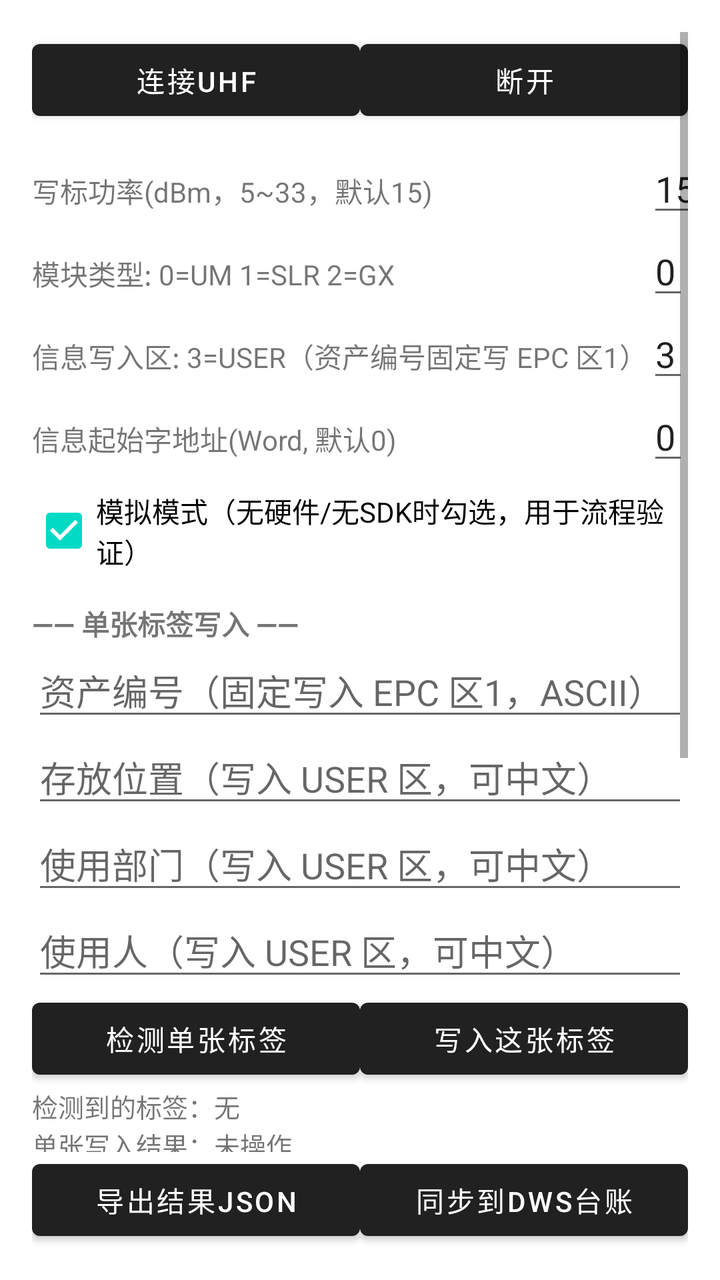
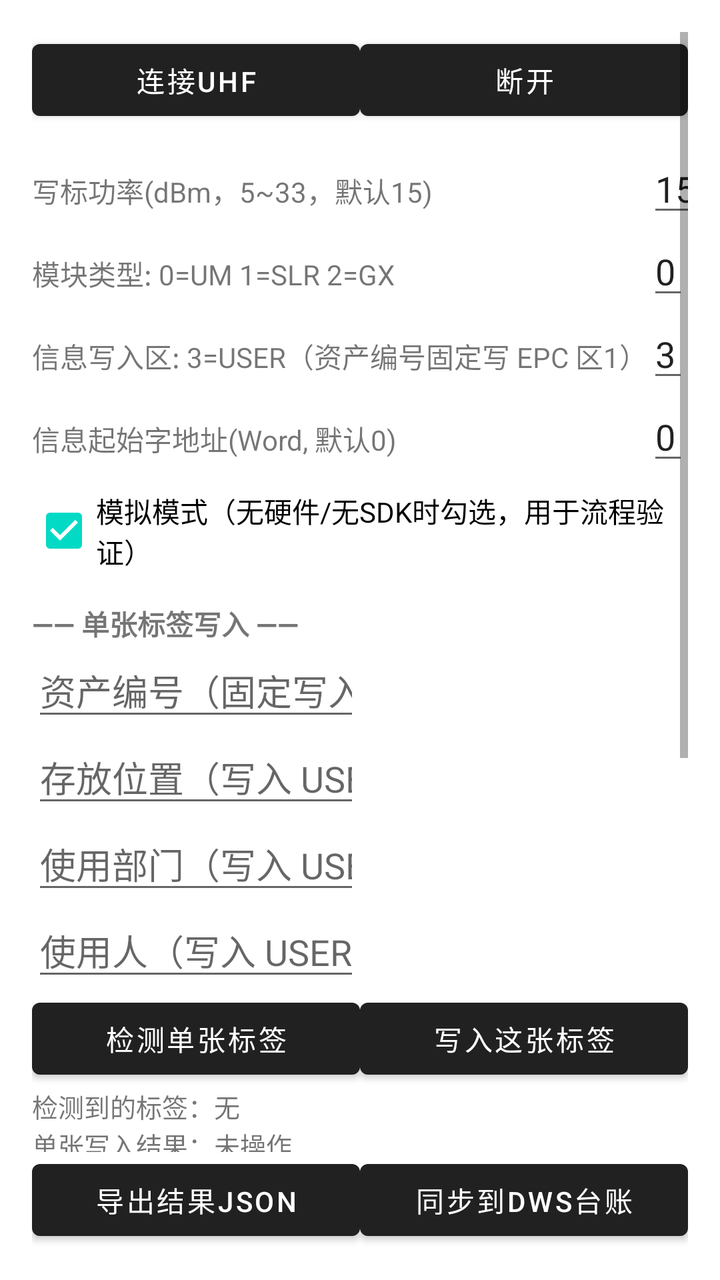

Two renders of the same Android screen: before a commit and after it. Below are the layout's source before the change and the commit's diff.
<!-- AndroidManifest.xml: application theme Theme.MaterialComponents.DayNight.DarkActionBar -->
<!-- res/layout/activity_main.xml -->
<?xml version="1.0" encoding="utf-8"?>
<LinearLayout xmlns:android="http://schemas.android.com/apk/res/android"
    android:layout_width="match_parent"
    android:layout_height="match_parent"
    android:orientation="vertical"
    android:padding="16dp">

    
    <ScrollView
        android:layout_width="match_parent"
        android:layout_height="0dp"
        android:layout_weight="1"
        android:fillViewport="true">

        <LinearLayout
            android:layout_width="match_parent"
            android:layout_height="wrap_content"
            android:orientation="vertical">

    
    <LinearLayout
        android:layout_width="match_parent"
        android:layout_height="wrap_content"
        android:orientation="horizontal">
        <Button
            android:id="@+id/btnConnect"
            android:layout_width="0dp"
            android:layout_height="wrap_content"
            android:layout_weight="1"
            android:text="连接UHF" />
        <Button
            android:id="@+id/btnDisconnect"
            android:layout_width="0dp"
            android:layout_height="wrap_content"
            android:layout_weight="1"
            android:text="断开" />
    </LinearLayout>

    <GridLayout
        android:layout_width="match_parent"
        android:layout_height="wrap_content"
        android:columnCount="2"
        android:rowCount="4"
        android:layout_marginTop="8dp">

        <TextView android:text="@string/hint_power" />
        <EditText
            android:id="@+id/etPower"
            android:inputType="number"
            android:text="15" />

        <TextView android:text="@string/hint_module" />
        <EditText
            android:id="@+id/etModule"
            android:inputType="number"
            android:text="0" />

        <TextView android:text="@string/hint_target_bank" />
        <EditText
            android:id="@+id/etBank"
            android:inputType="number"
            android:text="3" />

        <TextView android:text="@string/hint_start_word" />
        <EditText
            android:id="@+id/etStartWord"
            android:inputType="number"
            android:text="0" />
    </GridLayout>

    
    <CheckBox
        android:id="@+id/chkSimulate"
        android:layout_width="match_parent"
        android:layout_height="wrap_content"
        android:layout_marginTop="4dp"
        android:checked="true"
        android:text="模拟模式（无硬件/无SDK时勾选，用于流程验证）" />

    
    <TextView
        android:layout_width="match_parent"
        android:layout_height="wrap_content"
        android:layout_marginTop="12dp"
        android:textStyle="bold"
        android:text="@string/single_section" />

    <EditText
        android:id="@+id/etSingleAsset"
        android:layout_width="match_parent"
        android:layout_height="wrap_content"
        android:inputType="text"
        android:hint="@string/hint_single_asset" />

    <EditText
        android:id="@+id/etLocation"
        android:layout_width="match_parent"
        android:layout_height="wrap_content"
        android:inputType="text"
        android:hint="@string/hint_location" />

    <EditText
        android:id="@+id/etDept"
        android:layout_width="match_parent"
        android:layout_height="wrap_content"
        android:inputType="text"
        android:hint="@string/hint_dept" />

    <EditText
        android:id="@+id/etOwner"
        android:layout_width="match_parent"
        android:layout_height="wrap_content"
        android:inputType="text"
        android:hint="@string/hint_owner" />

    <LinearLayout
        android:layout_width="match_parent"
        android:layout_height="wrap_content"
        android:orientation="horizontal">
        <Button
            android:id="@+id/btnDetectSingle"
            android:layout_width="0dp"
            android:layout_height="wrap_content"
            android:layout_weight="1"
            android:text="@string/btn_detect_single" />
        <Button
            android:id="@+id/btnWriteSingle"
            android:layout_width="0dp"
            android:layout_height="wrap_content"
            android:layout_weight="1"
            android:text="@string/btn_write_single" />
    </LinearLayout>

    <TextView
        android:id="@+id/tvDetected"
        android:layout_width="match_parent"
        android:layout_height="wrap_content"
        android:text="@string/tv_detected"
        android:textSize="13sp" />

    <TextView
        android:id="@+id/tvSingleResult"
        android:layout_width="match_parent"
        android:layout_height="wrap_content"
        android:text="@string/tv_single_result"
        android:textSize="13sp" />

    
    <LinearLayout
        android:layout_width="match_parent"
        android:layout_height="wrap_content"
        android:orientation="horizontal"
        android:layout_marginTop="8dp">
        <Button
            android:id="@+id/btnImport"
            android:layout_width="0dp"
            android:layout_height="wrap_content"
            android:layout_weight="1"
            android:text="导入Excel/CSV" />
        <Button
            android:id="@+id/btnTemplate"
            android:layout_width="0dp"
            android:layout_height="wrap_content"
            android:layout_weight="1"
            android:text="导出Excel模板" />
    </LinearLayout>

    <LinearLayout
        android:layout_width="match_parent"
        android:layout_height="wrap_content"
        android:orientation="horizontal"
        android:layout_marginTop="4dp">
        <Button
            android:id="@+id/btnAddSingle"
            android:layout_width="0dp"
            android:layout_height="wrap_content"
            android:layout_weight="1"
            android:text="新增（编码自动生成）" />
        <Button
            android:id="@+id/btnStartWrite"
            android:layout_width="0dp"
            android:layout_height="wrap_content"
            android:layout_weight="1"
            android:text="开始批量写标" />
    </LinearLayout>

    
    <TextView
        android:id="@+id/tvStatus"
        android:layout_width="match_parent"
        android:layout_height="wrap_content"
        android:layout_marginTop="8dp"
        android:text="状态：未连接"
        android:textSize="14sp" />

        <TextView
            android:id="@+id/tvProgress"
            android:layout_width="match_parent"
            android:layout_height="wrap_content"
            android:text="进度：0 / 0"
            android:textSize="14sp" />

        
        <androidx.recyclerview.widget.RecyclerView
            android:id="@+id/rvResults"
            android:layout_width="match_parent"
            android:layout_height="wrap_content"
            android:layout_marginTop="8dp"
            android:nestedScrollingEnabled="false"
            android:minHeight="120dp" />

        </LinearLayout>
    </ScrollView>

    
    <LinearLayout
        android:layout_width="match_parent"
        android:layout_height="wrap_content"
        android:orientation="horizontal">
        <Button
            android:id="@+id/btnExport"
            android:layout_width="0dp"
            android:layout_height="wrap_content"
            android:layout_weight="1"
            android:text="导出结果JSON" />
        <Button
            android:id="@+id/btnSync"
            android:layout_width="0dp"
            android:layout_height="wrap_content"
            android:layout_weight="1"
            android:text="同步到dws台账" />
    </LinearLayout>
</LinearLayout>
<!-- resources referenced by this layout -->
<resources>
  <string name="btn_detect_single">检测单张标签</string>
  <string name="btn_write_single">写入这张标签</string>
  <string name="hint_dept">使用部门（写入 USER 区，可中文）</string>
  <string name="hint_location">存放位置（写入 USER 区，可中文）</string>
  <string name="hint_module">模块类型: 0=UM 1=SLR 2=GX</string>
  <string name="hint_owner">使用人（写入 USER 区，可中文）</string>
  <string name="hint_power">写标功率(dBm，5~33，默认15)</string>
  <string name="hint_single_asset">资产编号（固定写入 EPC 区1，ASCII）</string>
  <string name="hint_start_word">信息起始字地址(Word, 默认0)</string>
  <string name="hint_target_bank">信息写入区: 3=USER（资产编号固定写 EPC 区1）</string>
  <string name="single_section">—— 单张标签写入 ——</string>
  <string name="tv_detected">检测到的标签：无</string>
  <string name="tv_single_result">单张写入结果：未操作</string>
</resources>

<!-- the commit's change to res/layout/activity_main.xml (unified diff, before → after) -->
@@ -85,33 +85,78 @@
         android:textStyle="bold"
         android:text="@string/single_section" />
 
-    <EditText
-        android:id="@+id/etSingleAsset"
-        android:layout_width="match_parent"
-        android:layout_height="wrap_content"
-        android:inputType="text"
-        android:hint="@string/hint_single_asset" />
-
-    <EditText
-        android:id="@+id/etLocation"
-        android:layout_width="match_parent"
-        android:layout_height="wrap_content"
-        android:inputType="text"
-        android:hint="@string/hint_location" />
-
-    <EditText
-        android:id="@+id/etDept"
-        android:layout_width="match_parent"
-        android:layout_height="wrap_content"
-        android:inputType="text"
-        android:hint="@string/hint_dept" />
-
-    <EditText
-        android:id="@+id/etOwner"
-        android:layout_width="match_parent"
-        android:layout_height="wrap_content"
-        android:inputType="text"
-        android:hint="@string/hint_owner" />
+    
+    <LinearLayout
+        android:layout_width="match_parent"
+        android:layout_height="wrap_content"
+        android:orientation="horizontal"
+        android:weightSum="1">
+        <EditText
+            android:id="@+id/etSingleAsset"
+            android:layout_width="0dp"
+            android:layout_height="wrap_content"
+            android:layout_weight="0.5"
+            android:inputType="text"
+            android:hint="@string/hint_single_asset" />
+        <Space
+            android:layout_width="0dp"
+            android:layout_height="1dp"
+            android:layout_weight="0.5" />
+    </LinearLayout>
+
+    <LinearLayout
+        android:layout_width="match_parent"
+        android:layout_height="wrap_content"
+        android:orientation="horizontal"
+        android:weightSum="1">
+        <EditText
+            android:id="@+id/etLocation"
+            android:layout_width="0dp"
+            android:layout_height="wrap_content"
+            android:layout_weight="0.5"
+            android:inputType="text"
+            android:hint="@string/hint_location" />
+        <Space
+            android:layout_width="0dp"
+            android:layout_height="1dp"
+            android:layout_weight="0.5" />
+    </LinearLayout>
+
+    <LinearLayout
+        android:layout_width="match_parent"
+        android:layout_height="wrap_content"
+        android:orientation="horizontal"
+        android:weightSum="1">
+        <EditText
+            android:id="@+id/etDept"
+            android:layout_width="0dp"
+            android:layout_height="wrap_content"
+            android:layout_weight="0.5"
+            android:inputType="text"
+            android:hint="@string/hint_dept" />
+        <Space
+            android:layout_width="0dp"
+            android:layout_height="1dp"
+            android:layout_weight="0.5" />
+    </LinearLayout>
+
+    <LinearLayout
+        android:layout_width="match_parent"
+        android:layout_height="wrap_content"
+        android:orientation="horizontal"
+        android:weightSum="1">
+        <EditText
+            android:id="@+id/etOwner"
+            android:layout_width="0dp"
+            android:layout_height="wrap_content"
+            android:layout_weight="0.5"
+            android:inputType="text"
+            android:hint="@string/hint_owner" />
+        <Space
+            android:layout_width="0dp"
+            android:layout_height="1dp"
+            android:layout_weight="0.5" />
+    </LinearLayout>
 
     <LinearLayout
         android:layout_width="match_parent"
